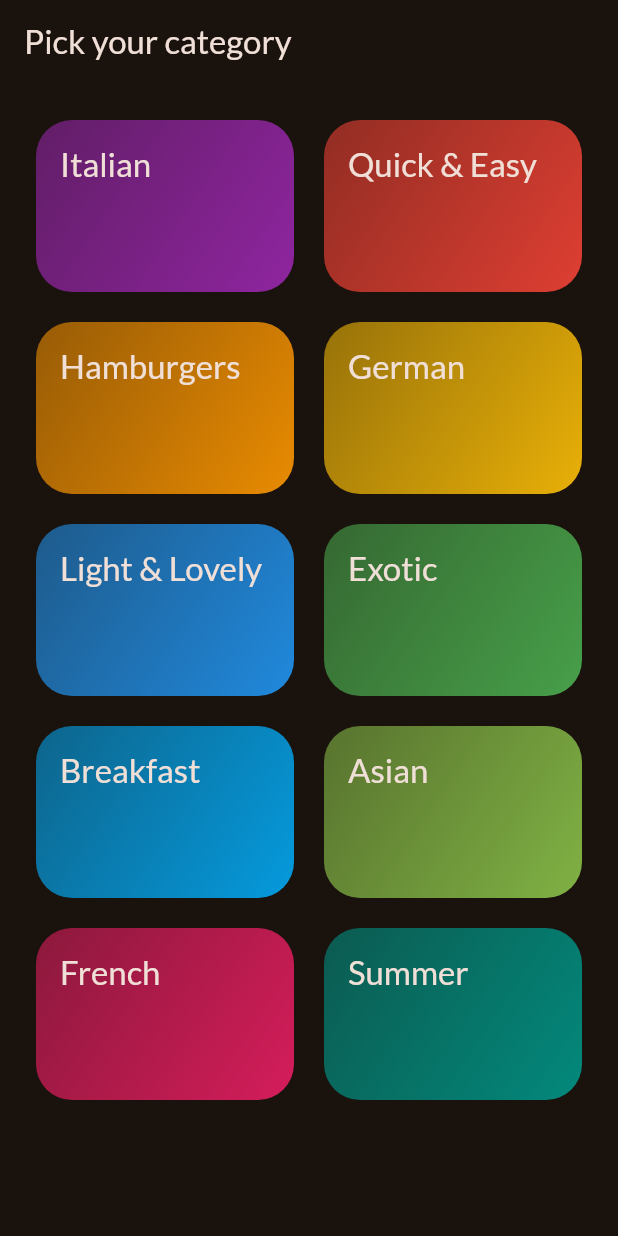
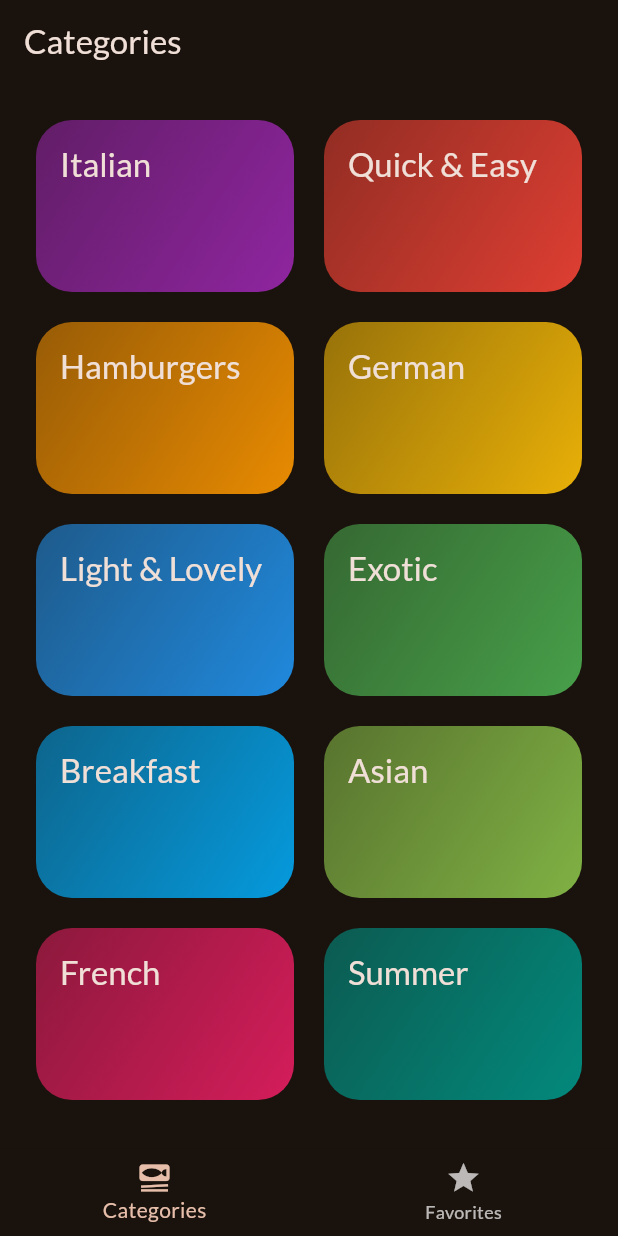
Before and after one commit to piyusshh07/Meals_app, a Flutter app: the screen it shows after launch, on a phone screen of 412 x 824 dp. Run offline on Flutter 3.47's test engine with Material 3 defaults, Android fonts, the phone set to English and light mode, and no system bars; our stand-ins replace google_fonts, transparent_image.

Commit message:
tabs added

```diff
--- a/lib/main.dart
+++ b/lib/main.dart
@@ -3,6 +3,7 @@ import 'package:google_fonts/google_fonts.dart';
 import 'package:meals_app/data/dummy_data.dart';
 import 'package:meals_app/screens/categories.dart';
 import 'package:meals_app/screens/meals.dart';
+import 'package:meals_app/screens/tabs.dart';
 
 final theme = ThemeData(
   useMaterial3: true,
@@ -24,7 +25,7 @@ class App extends StatelessWidget {
   Widget build(BuildContext context) {
     return MaterialApp(
       theme: theme,
-      home:CategoriesScreen()
+      home:TabsScreen()
     );
   }
 }
--- a/lib/screens/categories.dart
+++ b/lib/screens/categories.dart
@@ -22,9 +22,7 @@ void _selectedCategory(BuildContext context,Category category){
 }
   @override
   Widget build(BuildContext context) {
-    return Scaffold(
-      appBar: AppBar(title:const Text("Pick your category")),
-      body:GridView(padding:EdgeInsets.all(24),gridDelegate:const  SliverGridDelegateWithFixedCrossAxisCount(
+    return GridView(padding:EdgeInsets.all(24),gridDelegate:const  SliverGridDelegateWithFixedCrossAxisCount(
         crossAxisCount: 2,
         childAspectRatio: 1.5,
         crossAxisSpacing: 20,
@@ -38,7 +36,7 @@ void _selectedCategory(BuildContext context,Category category){
         },)
 
 
-      ],)
+      ],
     );
   }
 
--- /dev/null
+++ b/lib/screens/tabs.dart
@@ -0,0 +1,49 @@
+import 'package:flutter/material.dart';
+import 'package:meals_app/screens/categories.dart';
+import 'package:meals_app/screens/meals.dart';
+
+class TabsScreen extends StatefulWidget{
+
+  TabsScreen({super.key});
+  @override
+  State<TabsScreen> createState() {
+    return _TabsScreenState();
+  }
+}
+class _TabsScreenState extends State<TabsScreen>{
+
+  int  _selectedpageindex =0;
+  void _selectpage(int index){
+    setState(() {
+      _selectedpageindex =index;
+    });
+  }
+  @override
+  Widget build(BuildContext context) {
+
+    Widget activepage=CategoriesScreen();
+    var Activepagetitle="Categories";
+
+    if(_selectedpageindex==1){
+      activepage=const MealsScreen(meals: []);
+      Activepagetitle ="Your Favorite meals";
+    }
+    return
+      Scaffold(
+        appBar: AppBar(
+          title: Text(Activepagetitle),
+        ),
+        body: activepage,
+        bottomNavigationBar: BottomNavigationBar(
+          onTap: _selectpage,
+          currentIndex: _selectedpageindex,
+          items: [
+            BottomNavigationBarItem(icon:Icon(Icons.set_meal) ,label:"Categories" ),
+            BottomNavigationBarItem(icon:Icon(Icons.star) ,label:"Favorites" )
+          ],
+        ),
+      )
+      ;
+  }
+
+}
```
Also changed, not shown: lib/screens/meal_details.dart (+53 -9 lines), lib/screens/meals.dart (+6 -3 lines).
